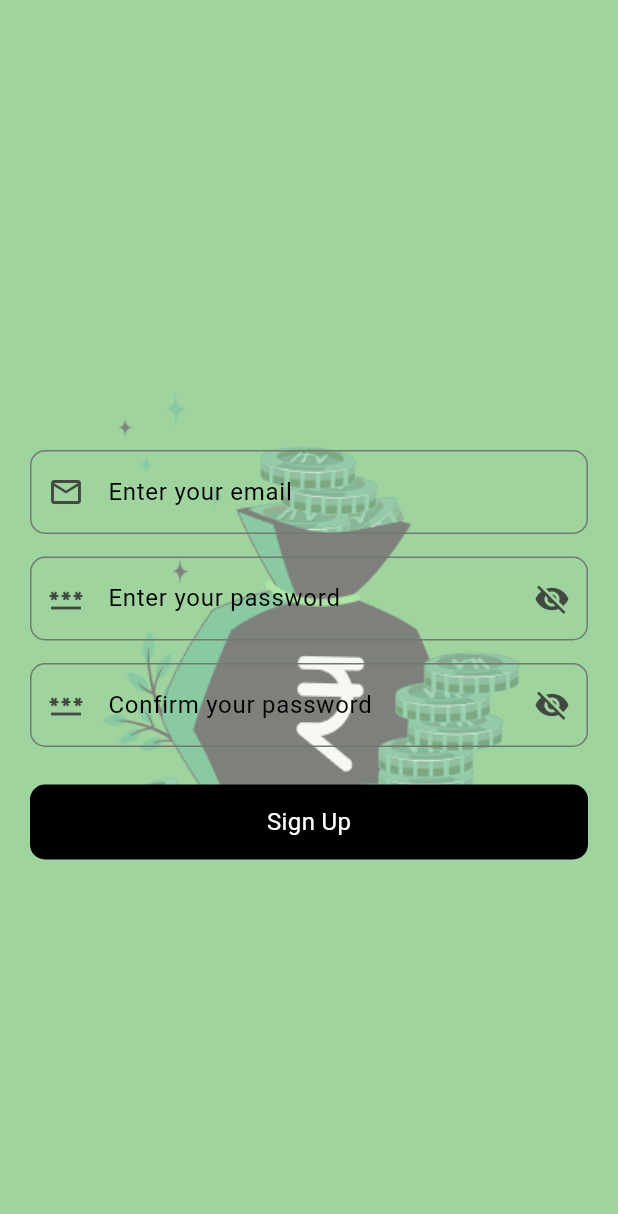
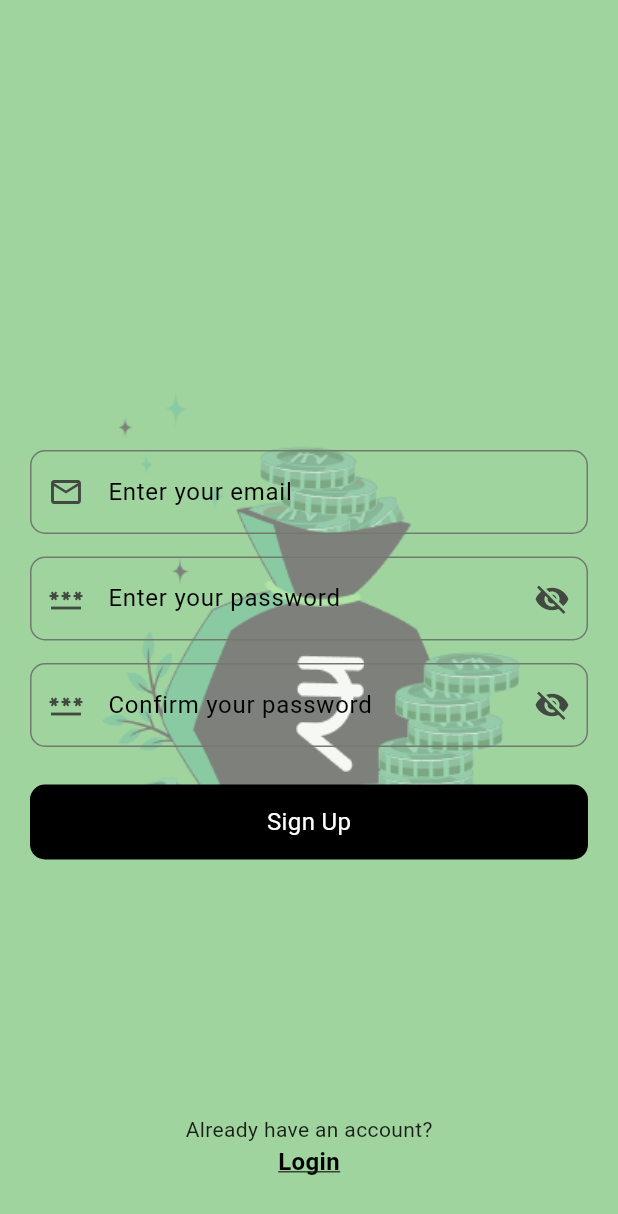
Before and after one commit to yesra29/expense_tracker, a Flutter app: the SignUp screen opened directly, on a phone screen of 412 x 824 dp. Shown: the top 1214 px of the screen. Run offline on Flutter 3.47's test engine with Material 3 defaults, Android fonts, the phone set to English and light mode, and no system bars; our stand-ins replace supabase_flutter; accounts and stored records are empty.

Commit message:
sign page refracted

```diff
--- a/lib/sign_up/view/sign_up.dart
+++ b/lib/sign_up/view/sign_up.dart
@@ -1,3 +1,4 @@
+import 'package:expense_tracker/login/view/login.dart';
 import 'package:expense_tracker/utils/assets_path.dart';
 import 'package:flutter/material.dart';
 
@@ -24,7 +25,7 @@ class _SignUpState extends State<SignUp> {
         body: Stack(
           children: [
             Opacity(
-              opacity: 0.5 ,
+              opacity: 0.5,
               child: Container(
                 decoration: BoxDecoration(color: Color(0xFF4CAF50)),
                 child: Center(
@@ -44,30 +45,24 @@ class _SignUpState extends State<SignUp> {
                     controller: emailController,
                     isPassword: false,
                   ),
-                  SizedBox(
-                    height: 15,
-                  ),
+                  SizedBox(height: 15),
                   CustomTextField(
                     hintText: "Enter your password",
                     prefixIcon: Icons.password_outlined,
                     controller: passwordController,
                     isPassword: true,
                   ),
-                  SizedBox(
-                    height: 15,
-                  ),
+                  SizedBox(height: 15),
                   CustomTextField(
                     hintText: "Confirm your password",
                     prefixIcon: Icons.password_outlined,
                     controller: confirmPasswordController,
                     isPassword: true,
                   ),
-                  SizedBox(
-                    height: 25,
-                  ),
-                  CustomButton(
-                    text: "Sign Up",
-                  ),
+                  SizedBox(height: 25),
+                  CustomButton(text: "Sign Up"),
+                  SizedBox(height: 170),
+                  _bottomText(),
                 ],
               ),
             ),
@@ -76,4 +71,29 @@ class _SignUpState extends State<SignUp> {
       ),
     );
   }
+
+  Widget _bottomText() {
+    return Column(
+      children: [
+        const Text("Already have an account?"),
+        GestureDetector(
+          onTap: () {
+            Navigator.push(
+              context,
+              MaterialPageRoute(builder: (context) => const LoginPage()),
+            );
+          },
+          child: const Text(
+            "Login",
+            style: TextStyle(
+              decoration: TextDecoration.underline,
+              color: Colors.black,
+              fontSize: 16,
+              fontWeight: FontWeight.bold,
+            ),
+          ),
+        ),
+      ],
+    );
+  }
 }
```
